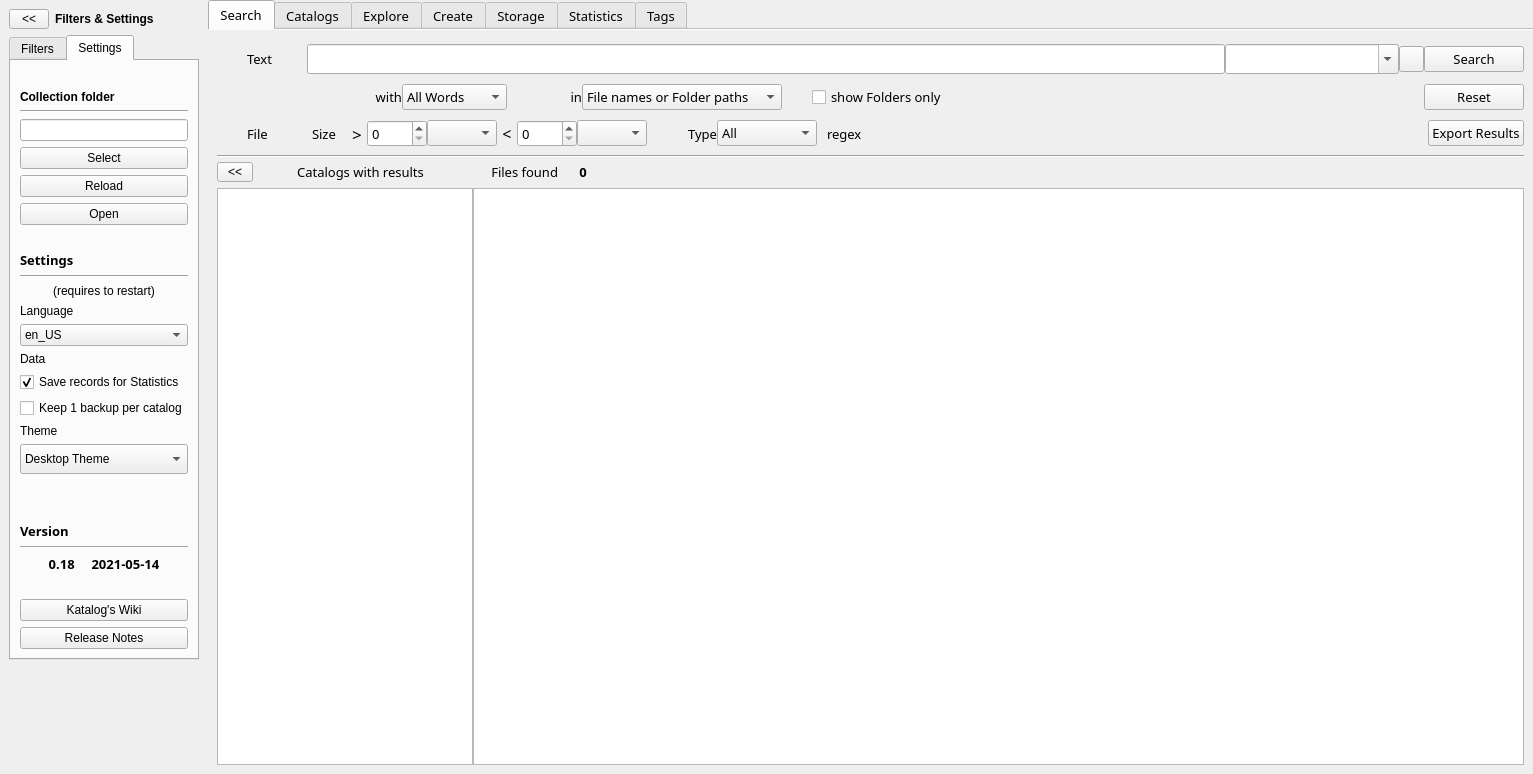
First picture: the form in mainwindow.ui, repository StephaneCouturier/Katalog, before the edit.
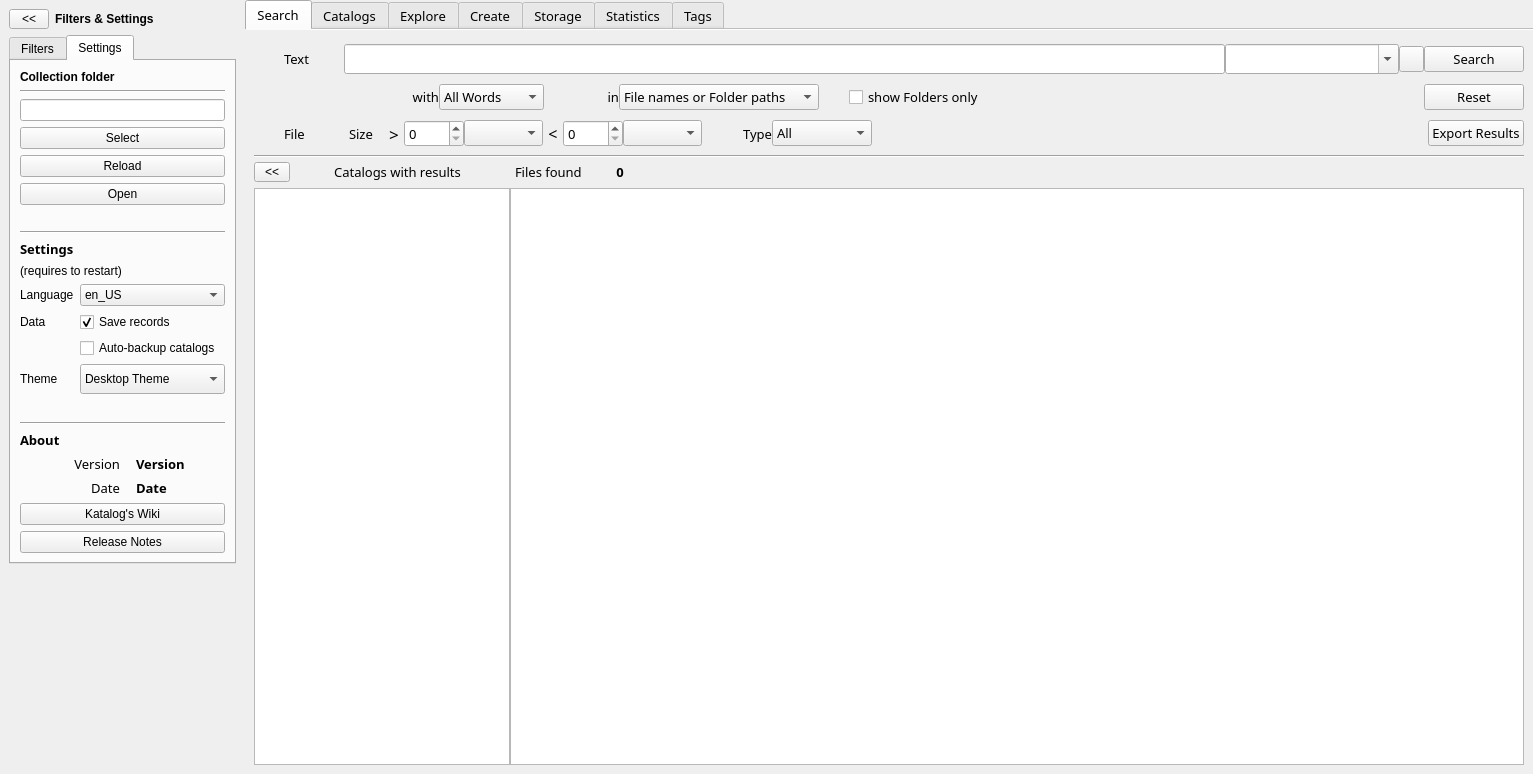
Second picture: the form after the edit. The open tabs and pages were chosen to show the change. Icons and pictures are not drawn. Custom widgets are drawn as their Qt base class.

```diff
--- a/mainwindow.ui
+++ b/mainwindow.ui
@@ -787,7 +787,7 @@
              <widget class="QComboBox" name="Search_comboBox_MinSizeUnit">
               <property name="maximumSize">
                <size>
-                <width>70</width>
+                <width>80</width>
                 <height>16777215</height>
                </size>
               </property>
@@ -853,7 +853,7 @@
               </property>
               <property name="maximumSize">
                <size>
-                <width>70</width>
+                <width>80</width>
                 <height>16777215</height>
                </size>
               </property>
@@ -1027,35 +1027,6 @@
               </item>
              </widget>
             </item>
-            <item>
-             <spacer name="Search_horizontalSpacer_06">
-              <property name="orientation">
-               <enum>Qt::Horizontal</enum>
-              </property>
-              <property name="sizeType">
-               <enum>QSizePolicy::Fixed</enum>
-              </property>
-              <property name="sizeHint" stdset="0">
-               <size>
-                <width>10</width>
-                <height>20</height>
-               </size>
-              </property>
-             </spacer>
-            </item>
-            <item>
-             <widget class="QLabel" name="Search_label_Regex">
-              <property name="minimumSize">
-               <size>
-                <width>250</width>
-                <height>0</height>
-               </size>
-              </property>
-              <property name="text">
-               <string>regex</string>
-              </property>
-             </widget>
-            </item>
             <item>
              <spacer name="Search_horizontalSpacer_07">
               <property name="orientation">
@@ -1186,10 +1157,10 @@
                  <string>Files found</string>
                 </property>
                 <property name="alignment">
-                 <set>Qt::AlignRight|Qt::AlignTrailing|Qt::AlignVCenter</set>
+                 <set>Qt::AlignLeading|Qt::AlignLeft|Qt::AlignVCenter</set>
                 </property>
-                <property name="margin">
-                 <number>0</number>
+                <property name="indent">
+                 <number>10</number>
                 </property>
                </widget>
               </item>
@@ -3414,7 +3385,7 @@
      <widget class="QWidget" name="widget" native="true">
       <property name="maximumSize">
        <size>
-        <width>250</width>
+        <width>275</width>
         <height>16777215</height>
        </size>
       </property>
@@ -3482,11 +3453,11 @@
        </item>
        <item row="2" column="0">
         <widget class="QTabWidget" name="Global_tabWidget">
-         <property name="maximumSize">
-          <size>
-           <width>230</width>
-           <height>16777215</height>
-          </size>
+         <property name="sizePolicy">
+          <sizepolicy hsizetype="Expanding" vsizetype="Expanding">
+           <horstretch>0</horstretch>
+           <verstretch>0</verstretch>
+          </sizepolicy>
          </property>
          <property name="tabPosition">
           <enum>QTabWidget::North</enum>
@@ -3660,31 +3631,13 @@
              <property name="sizeHint" stdset="0">
               <size>
                <width>20</width>
-               <height>40</height>
+               <height>20</height>
               </size>
              </property>
             </spacer>
            </item>
            <item row="4" column="0">
             <layout class="QVBoxLayout" name="Settings_verticalLayout_About">
-             <item>
-              <widget class="QLabel" name="Settings_label_Version">
-               <property name="font">
-                <font>
-                 <family>Noto Sans</family>
-                 <pointsize>10</pointsize>
-                 <weight>75</weight>
-                 <bold>true</bold>
-                </font>
-               </property>
-               <property name="text">
-                <string>Version</string>
-               </property>
-               <property name="alignment">
-                <set>Qt::AlignLeading|Qt::AlignLeft|Qt::AlignVCenter</set>
-               </property>
-              </widget>
-             </item>
              <item>
               <widget class="Line" name="Settings_line_3">
                <property name="orientation">
@@ -3703,28 +3656,94 @@
                 </font>
                </property>
                <property name="text">
-                <string>0.18     2021-05-14</string>
+                <string>About</string>
                </property>
                <property name="alignment">
-                <set>Qt::AlignCenter</set>
+                <set>Qt::AlignLeading|Qt::AlignLeft|Qt::AlignVCenter</set>
                </property>
               </widget>
              </item>
              <item>
-              <spacer name="Settings_verticalSpacer_06">
-               <property name="orientation">
-                <enum>Qt::Vertical</enum>
-               </property>
-               <property name="sizeType">
-                <enum>QSizePolicy::Fixed</enum>
-               </property>
-               <property name="sizeHint" stdset="0">
-                <size>
-                 <width>20</width>
-                 <height>20</height>
-                </size>
-               </property>
-              </spacer>
+              <layout class="QGridLayout" name="gridLayout_13">
+               <item row="1" column="1">
+                <widget class="QLabel" name="Settings_label_DateTitle">
+                 <property name="font">
+                  <font>
+                   <family>Noto Sans</family>
+                   <pointsize>10</pointsize>
+                   <weight>50</weight>
+                   <bold>false</bold>
+                  </font>
+                 </property>
+                 <property name="text">
+                  <string>Date</string>
+                 </property>
+                 <property name="alignment">
+                  <set>Qt::AlignRight|Qt::AlignTrailing|Qt::AlignVCenter</set>
+                 </property>
+                </widget>
+               </item>
+               <item row="0" column="1">
+                <widget class="QLabel" name="Settings_label_VersionTitle">
+                 <property name="font">
+                  <font>
+                   <family>Noto Sans</family>
+                   <pointsize>10</pointsize>
+                   <weight>50</weight>
+                   <bold>false</bold>
+                  </font>
+                 </property>
+                 <property name="text">
+                  <string>Version</string>
+                 </property>
+                 <property name="alignment">
+                  <set>Qt::AlignRight|Qt::AlignTrailing|Qt::AlignVCenter</set>
+                 </property>
+                </widget>
+               </item>
+               <item row="0" column="2">
+                <widget class="QLabel" name="Settings_label_VersionValue">
+                 <property name="font">
+                  <font>
+                   <family>Noto Sans</family>
+                   <pointsize>10</pointsize>
+                   <weight>75</weight>
+                   <bold>true</bold>
+                  </font>
+                 </property>
+                 <property name="text">
+                  <string>Version</string>
+                 </property>
+                 <property name="alignment">
+                  <set>Qt::AlignLeading|Qt::AlignLeft|Qt::AlignVCenter</set>
+                 </property>
+                 <property name="indent">
+                  <number>10</number>
+                 </property>
+                </widget>
+               </item>
+               <item row="1" column="2">
+                <widget class="QLabel" name="Settings_label_DateValue">
+                 <property name="font">
+                  <font>
+                   <family>Noto Sans</family>
+                   <pointsize>10</pointsize>
+                   <weight>75</weight>
+                   <bold>true</bold>
+                  </font>
+                 </property>
+                 <property name="text">
+                  <string>Date</string>
+                 </property>
+                 <property name="alignment">
+                  <set>Qt::AlignLeading|Qt::AlignLeft|Qt::AlignVCenter</set>
+                 </property>
+                 <property name="indent">
+                  <number>10</number>
+                 </property>
+                </widget>
+               </item>
+              </layout>
              </item>
              <item>
               <widget class="QPushButton" name="Settings_pushButton_Wiki">
@@ -3744,37 +3763,39 @@
            </item>
            <item row="2" column="0">
             <layout class="QGridLayout" name="Settings_gridLayout_Settings">
-             <item row="13" column="1">
-              <widget class="QComboBox" name="Settings_comboBox_Theme">
-               <property name="minimumSize">
-                <size>
-                 <width>0</width>
-                 <height>30</height>
-                </size>
-               </property>
-               <property name="toolTip">
-                <string>Select a theme</string>
-               </property>
-               <item>
+             <item row="3" column="1">
+              <widget class="QLabel" name="Settings_label_Theme_2">
                 <property name="text">
-                 <string extracomment="Best for integration in Plasma, light and dark themes.">Desktop Theme</string>
-                </property>
-               </item>
-               <item>
-                <property name="text">
-                 <string extracomment="With custom colors, for desktop light theme.">Katalog Colors (light)</string>
-                </property>
-               </item>
+                <string>(requires to restart)</string>
+               </property>
+               <property name="alignment">
+                <set>Qt::AlignLeading|Qt::AlignLeft|Qt::AlignVCenter</set>
+               </property>
               </widget>
              </item>
-             <item row="11" column="1">
+             <item row="4" column="1">
+              <layout class="QGridLayout" name="gridLayout_14">
+               <item row="2" column="1">
               <widget class="QCheckBox" name="Settings_checkBox_KeepOneBackUp">
                <property name="text">
-                <string>Keep 1 backup per catalog</string>
+                  <string>Auto-backup catalogs</string>
                </property>
               </widget>
              </item>
-             <item row="7" column="1">
+               <item row="1" column="1">
+                <widget class="QCheckBox" name="Settings_checkBox_SaveRecordWhenUpdate">
+                 <property name="toolTip">
+                  <string>Keep records of files and size for Statistics</string>
+                 </property>
+                 <property name="text">
+                  <string>Save records</string>
+                 </property>
+                 <property name="checked">
+                  <bool>true</bool>
+                 </property>
+                </widget>
+               </item>
+               <item row="1" column="0">
               <widget class="QLabel" name="Settings_label_Data">
                <property name="font">
                 <font>
@@ -3787,8 +3808,8 @@
                </property>
               </widget>
              </item>
-             <item row="12" column="1">
-              <widget class="QLabel" name="Settings_label_Theme">
+               <item row="0" column="0">
+                <widget class="QLabel" name="Settings_label_Data_2">
                <property name="font">
                 <font>
                  <weight>50</weight>
@@ -3796,11 +3817,11 @@
                 </font>
                </property>
                <property name="text">
-                <string>Theme</string>
+                  <string>Language</string>
                </property>
               </widget>
              </item>
-             <item row="5" column="1">
+               <item row="0" column="1">
               <widget class="QComboBox" name="Settings_comboBox_Language">
                <item>
                 <property name="text">
@@ -3822,35 +3843,31 @@
                </item>
               </widget>
              </item>
-             <item row="10" column="1">
-              <widget class="QCheckBox" name="Settings_checkBox_SaveRecordWhenUpdate">
-               <property name="text">
-                <string>Save records for Statistics</string>
-               </property>
-               <property name="checked">
-                <bool>true</bool>
-               </property>
-              </widget>
-             </item>
-             <item row="2" column="1">
-              <widget class="QLabel" name="Settings_label_Theme_2">
+               <item row="3" column="1">
+                <widget class="QComboBox" name="Settings_comboBox_Theme">
+                 <property name="minimumSize">
+                  <size>
+                   <width>0</width>
+                   <height>30</height>
+                  </size>
+                 </property>
+                 <property name="toolTip">
+                  <string>Select a theme</string>
+                 </property>
+                 <item>
                <property name="text">
-                <string>(requires to restart)</string>
-               </property>
-               <property name="alignment">
-                <set>Qt::AlignCenter</set>
-               </property>
-              </widget>
-             </item>
-             <item row="1" column="1">
-              <widget class="Line" name="line_2">
-               <property name="orientation">
-                <enum>Qt::Horizontal</enum>
-               </property>
-              </widget>
-             </item>
-             <item row="4" column="1">
-              <widget class="QLabel" name="Settings_label_Data_2">
+                   <string extracomment="Best for integration in Plasma, light and dark themes.">Desktop Theme</string>
+                  </property>
+                 </item>
+                 <item>
+                  <property name="text">
+                   <string extracomment="With custom colors, for desktop light theme.">Katalog Colors (light)</string>
+                  </property>
+                 </item>
+                </widget>
+               </item>
+               <item row="3" column="0">
+                <widget class="QLabel" name="Settings_label_Theme">
                <property name="font">
                 <font>
                  <weight>50</weight>
@@ -3858,11 +3875,13 @@
                 </font>
                </property>
                <property name="text">
-                <string>Language</string>
+                  <string>Theme</string>
                </property>
               </widget>
              </item>
-             <item row="0" column="1">
+              </layout>
+             </item>
+             <item row="1" column="1">
               <widget class="QLabel" name="Settings_label_Settings">
                <property name="font">
                 <font>
@@ -3877,26 +3896,17 @@
                </property>
               </widget>
              </item>
+             <item row="0" column="1">
+              <widget class="Line" name="line_2">
+               <property name="orientation">
+                <enum>Qt::Horizontal</enum>
+               </property>
+              </widget>
+             </item>
             </layout>
            </item>
            <item row="0" column="0">
             <layout class="QVBoxLayout" name="Settings_verticalLayout_Collection">
-             <item>
-              <spacer name="Settings_verticalSpacer_6">
-               <property name="orientation">
-                <enum>Qt::Vertical</enum>
-               </property>
-               <property name="sizeType">
-                <enum>QSizePolicy::Fixed</enum>
-               </property>
-               <property name="sizeHint" stdset="0">
-                <size>
-                 <width>20</width>
-                 <height>20</height>
-                </size>
-               </property>
-              </spacer>
-             </item>
              <item>
               <widget class="QLabel" name="Collection_label_CurrentFolder">
                <property name="maximumSize">
```
Left out of the diff: 144 changed lines with no effect on the pictures. Lines whose indentation alone changed are shown as unchanged.
